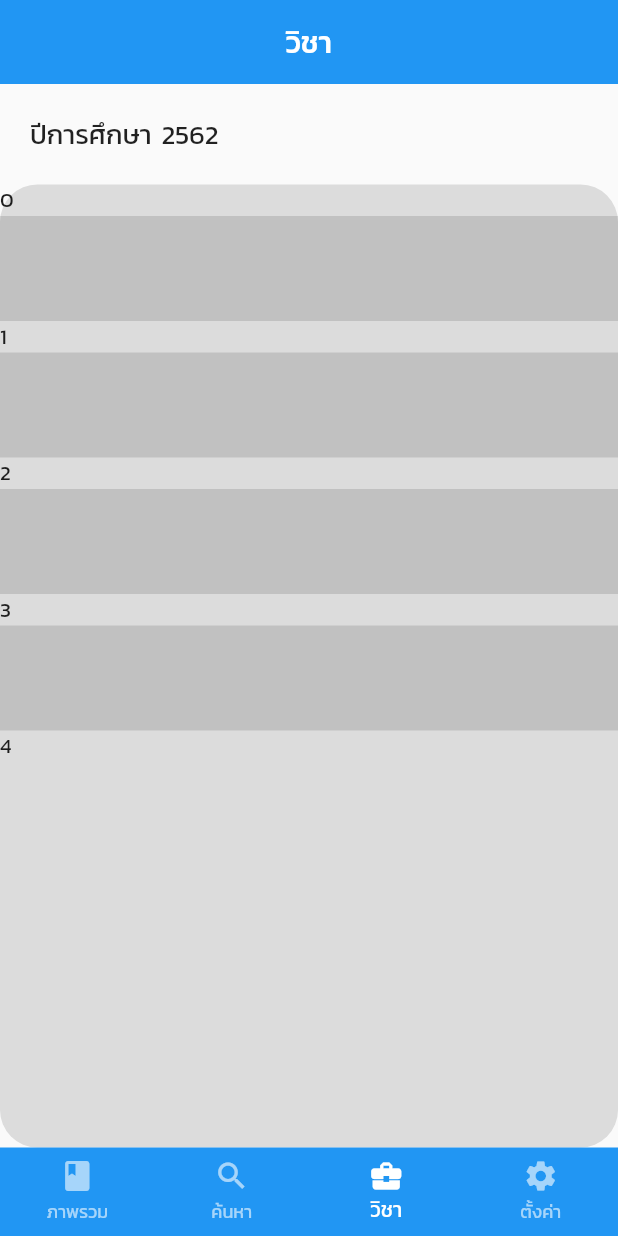
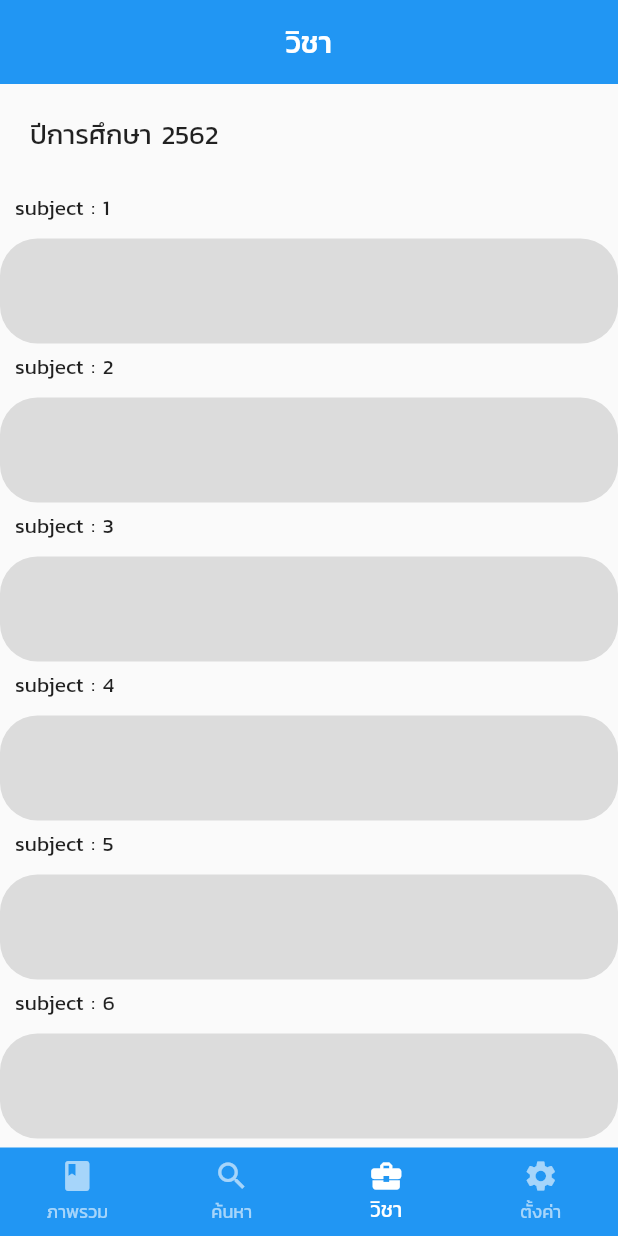
Before and after one commit to Manneaber/Essistant, a Flutter app: the screen it shows after launch, item 3 of the bottom bar chosen, on a phone screen of 412 x 824 dp. Run offline on Flutter 3.47's test engine with Material 2 defaults, Android fonts, the phone set to English and light mode, and no system bars; our stand-ins replace charts_flutter, flutter_secure_storage, googleapis_auth, sqflite; missing offline and left inert: googleapis; accounts and stored records are empty.

Commit message:
เพิ่ม container

```diff
--- a/lib/routes/subject_route.dart
+++ b/lib/routes/subject_route.dart
@@ -28,24 +28,24 @@ class _SubjectRouteState extends State<SubjectRoute> {
           ),
           Expanded(
             child: Container(
-              decoration: BoxDecoration(
-                color: Colors.black12,
-                borderRadius: BorderRadius.circular(25),
-              ),
               child: ListView.separated(
                   itemBuilder: (context, position) {
                     return Container(
-                      child: Text(position.toString()),
+                      child: Text("subject : " + (position+1).toString()),
+                      padding: EdgeInsets.fromLTRB(10, 5, 5, 10),
                     );
                   },
                   separatorBuilder: (context, position) {
                     return Container(
                       height: 70,
                       width: double.maxFinite,
-                      color: Colors.black12,
+                      decoration: BoxDecoration(
+                        borderRadius: BorderRadius.circular(25),
+                        color: Colors.black12,
+                      ),
                     );
                   },
-                  itemCount: 5),
+                  itemCount: 10),
             ),
           ),
         ],
```
